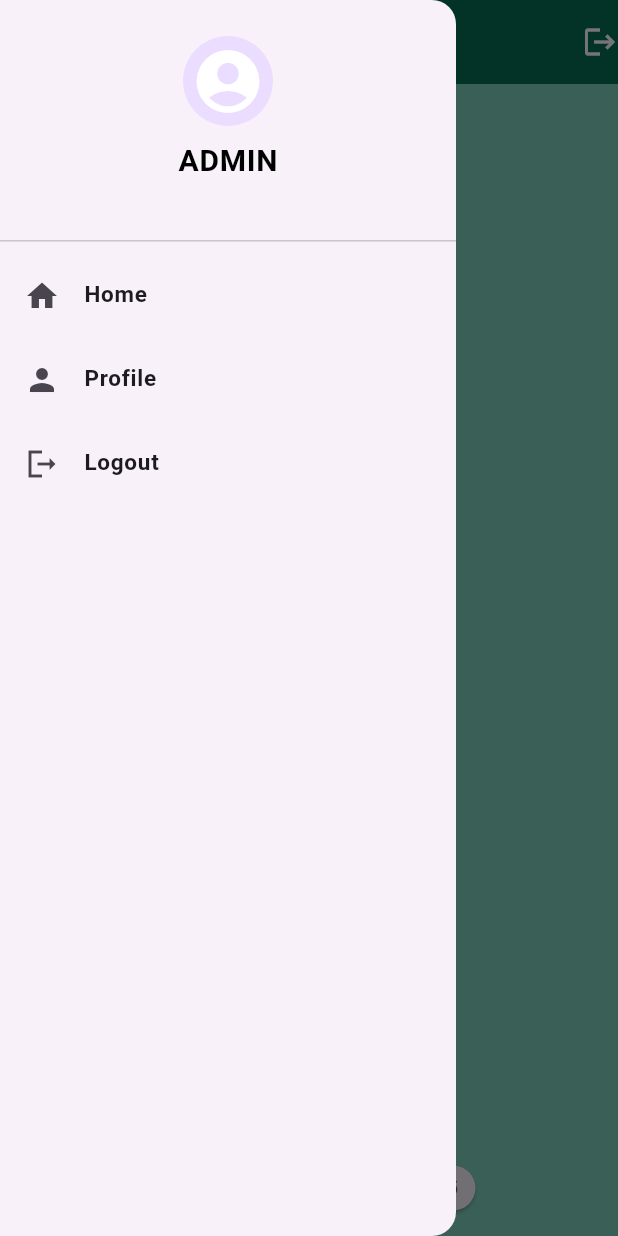
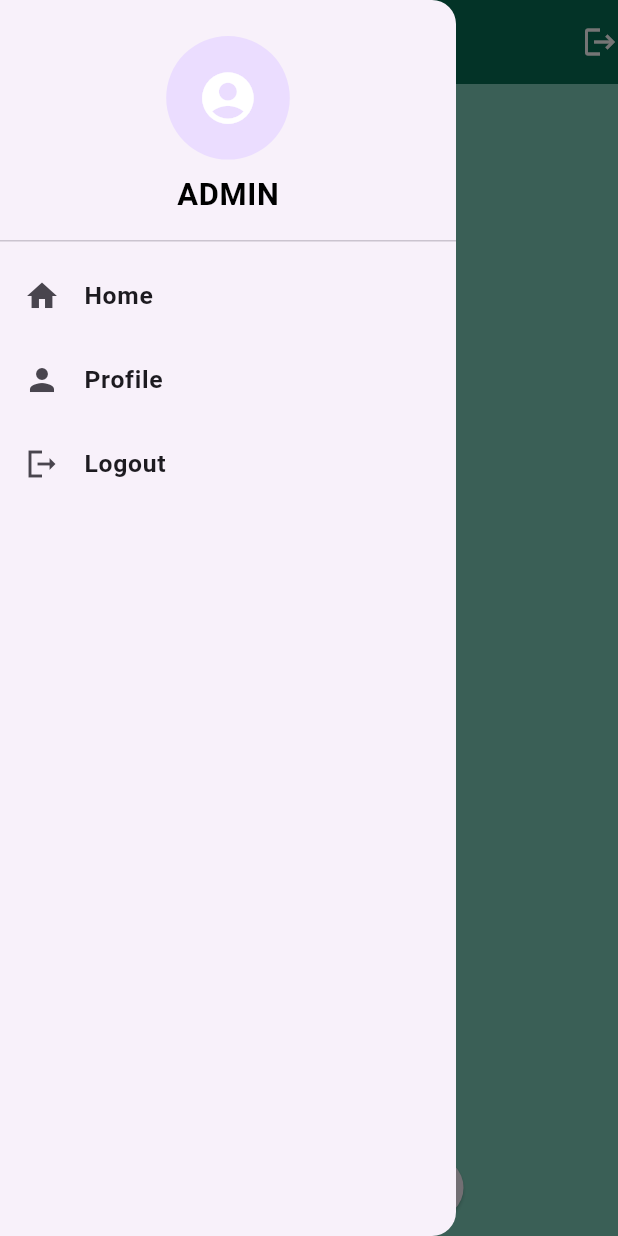
Before and after one commit to reshna2000/flutter_paginated_list, a Flutter app: the screen it shows after launch, with the side drawer open, on a phone screen of 412 x 824 dp. Run offline on Flutter 3.47's test engine with Material 3 defaults, Android fonts, the phone set to English and light mode, and no system bars; network calls fail.

Commit message:
Update pagination.dart

```diff
--- a/lib/pages/pagination.dart
+++ b/lib/pages/pagination.dart
@@ -9,9 +9,7 @@ class PaginatedList extends StatefulWidget {
 }
 
 class _PaginatedListState extends State<PaginatedList> {
-  ///Api service to fetch data
   final ApiService apiService = ApiService(baseUrl: 'https://dummyjson.com/users');
-  ///list to store data fetched
   List<dynamic> _data = [];
   bool _isLoading = false;
   int _currentPage = 1;
@@ -24,7 +22,6 @@ class _PaginatedListState extends State<PaginatedList> {
     super.initState();
     _fetchData();
   }
-  /// Fetch data from API based on current page and limit
 
   Future<void> _fetchData() async {
     setState(() {
@@ -47,7 +44,6 @@ class _PaginatedListState extends State<PaginatedList> {
       });
     }
   }
-/// Go to a specific page and refresh the data
 
   void _goToPage(int page) {
     setState(() {
@@ -56,30 +52,34 @@ class _PaginatedListState extends State<PaginatedList> {
     });
     _fetchData();
   }
-/// Build pagination buttons for navigation
-  List<Widget> _buildPageButtons() {
+
+  List<Widget> _buildPageButtons(double width) {
     List<Widget> buttons = [];
     int pagesToShow = _showAllPages ? _totalPages : 5;
+    double buttonWidth = width * 0.10;
 
     for (int i = 1; i <= pagesToShow; i++) {
       buttons.add(
-        ElevatedButton(
+        SizedBox(
+          width: buttonWidth,
+          child: ElevatedButton(
             onPressed: _currentPage == i ? null : () => _goToPage(i),
             child: Text('$i'),
             style: ElevatedButton.styleFrom(
               padding: EdgeInsets.symmetric(horizontal: 8, vertical: 4),
               textStyle: TextStyle(fontSize: 12),
-            minimumSize: Size(30, 30),
+              minimumSize: Size(buttonWidth, buttonWidth),
+            ),
           ),
         ),
       );
     }
 
-/// Show "Show More" button if there are more pages to display
-
     if (!_showAllPages && _totalPages > 5) {
       buttons.add(
-        ElevatedButton(
+        SizedBox(
+          width: buttonWidth,
+          child: ElevatedButton(
             onPressed: () {
               setState(() {
                 _showAllPages = true;
@@ -88,7 +88,8 @@ class _PaginatedListState extends State<PaginatedList> {
             child: Icon(Icons.arrow_forward),
             style: ElevatedButton.styleFrom(
               padding: EdgeInsets.symmetric(horizontal: 8, vertical: 4),
-            minimumSize: Size(30, 30),
+              minimumSize: Size(buttonWidth, buttonWidth),
+            ),
           ),
         ),
       );
@@ -99,6 +100,9 @@ class _PaginatedListState extends State<PaginatedList> {
 
   @override
   Widget build(BuildContext context) {
+    double width = MediaQuery.of(context).size.width;
+    double height = MediaQuery.of(context).size.height;
+
     return Scaffold(
       backgroundColor: Color(0xFF7fcfbc),
       appBar: AppBar(
@@ -108,7 +112,7 @@ class _PaginatedListState extends State<PaginatedList> {
             'Users List',
             style: TextStyle(
               color: Colors.white,
-              fontSize: 30,
+              fontSize: width * 0.08,
               fontWeight: FontWeight.bold,
             ),
           ),
@@ -130,6 +134,7 @@ class _PaginatedListState extends State<PaginatedList> {
             textTheme: Theme.of(context).textTheme.apply(bodyColor: Colors.white),
           ),
           child: ListView(
+            padding: EdgeInsets.zero,
             children: [
               DrawerHeader(
                 child: Column(
@@ -137,10 +142,10 @@ class _PaginatedListState extends State<PaginatedList> {
                     Padding(
                       padding: const EdgeInsets.all(8.0),
                       child: CircleAvatar(
-                        radius: 30,
+                        radius: width * 0.1,
                         child: Icon(
                           Icons.account_circle,
-                          size: 50,
+                          size: width * 0.1,
                           color: Colors.white,
                         ),
                       ),
@@ -149,7 +154,7 @@ class _PaginatedListState extends State<PaginatedList> {
                       "ADMIN",
                       style: TextStyle(
                         color: Colors.black,
-                        fontSize: 20,
+                        fontSize: width * 0.05,
                         fontWeight: FontWeight.bold,
                       ),
                     ),
@@ -161,7 +166,7 @@ class _PaginatedListState extends State<PaginatedList> {
                 title: Text(
                   "Home",
                   style: TextStyle(
-                    fontSize: 15,
+                    fontSize: width * 0.04,
                     fontWeight: FontWeight.bold,
                   ),
                 ),
@@ -171,7 +176,7 @@ class _PaginatedListState extends State<PaginatedList> {
                 title: Text(
                   "Profile",
                   style: TextStyle(
-                    fontSize: 15,
+                    fontSize: width * 0.04,
                     fontWeight: FontWeight.bold,
                   ),
                 ),
@@ -181,7 +186,7 @@ class _PaginatedListState extends State<PaginatedList> {
                 title: Text(
                   "Logout",
                   style: TextStyle(
-                    fontSize: 15,
+                    fontSize: width * 0.04,
                     fontWeight: FontWeight.bold,
                   ),
                 ),
@@ -203,12 +208,12 @@ class _PaginatedListState extends State<PaginatedList> {
             ),
           ),
           Padding(
-            padding: const EdgeInsets.all(8.0),
+            padding: EdgeInsets.all(width * 0.02),
             child: SingleChildScrollView(
               scrollDirection: Axis.horizontal,
               child: Row(
                 mainAxisAlignment: MainAxisAlignment.center,
-                children: _buildPageButtons(),
+                children: _buildPageButtons(width),
               ),
             ),
           ),
@@ -216,6 +221,7 @@ class _PaginatedListState extends State<PaginatedList> {
       ),
     );
   }
+
   @override
   void dispose() {
     super.dispose();
```
Lines whose indentation alone changed are shown as unchanged.
